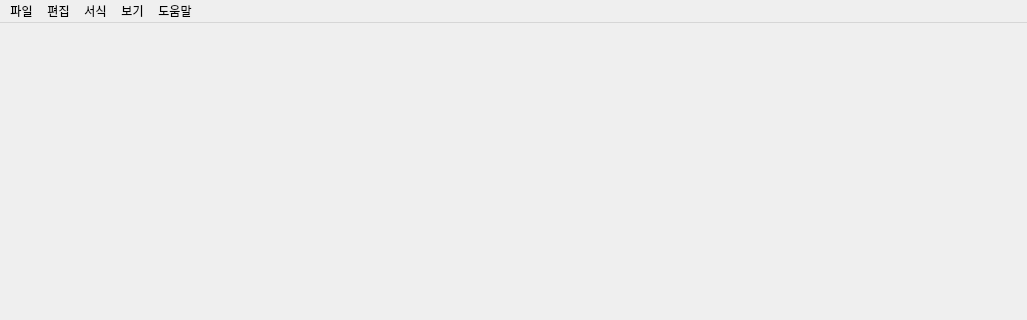
First picture: the form in coursegraph/Maingui.ui, repository oss2024hnu/coursegraph-py, before the edit; both pictures show x 0 to 1027 and y 0 to 320 of the 1027 by 484 pixel window.
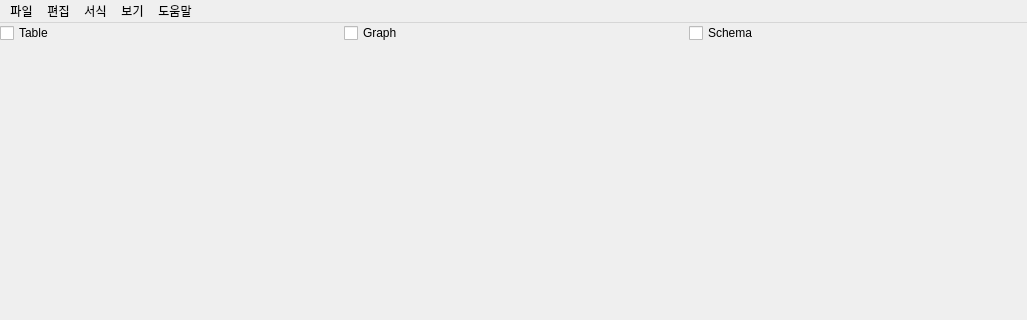
Second picture: the form after the edit.

Commit message: 체크박스 추가

The edit to the form file:
```diff
--- a/coursegraph/Maingui.ui
+++ b/coursegraph/Maingui.ui
@@ -27,19 +27,44 @@
     <property name="bottomMargin">
      <number>0</number>
     </property>
-    <item row="0" column="0">
+    <item row="1" column="0">
      <layout class="QGridLayout" name="gridLayout_3">
-      <item row="1" column="0">
+      <item row="2" column="0">
+       <widget class="QLabel" name="label">
+        <property name="text">
+         <string/>
+        </property>
+       </widget>
+      </item>
+      <item row="4" column="0">
        <widget class="QPushButton" name="pushButton">
         <property name="text">
          <string>이미지 없애기</string>
         </property>
        </widget>
       </item>
-      <item row="0" column="0">
-       <widget class="QLabel" name="label">
+     </layout>
+    </item>
+    <item row="0" column="0">
+     <layout class="QHBoxLayout" name="horizontalLayout">
+      <item>
+       <widget class="QCheckBox" name="checkBox_4">
         <property name="text">
-         <string></string>
+         <string>Table</string>
+        </property>
+       </widget>
+      </item>
+      <item>
+       <widget class="QCheckBox" name="checkBox_3">
+        <property name="text">
+         <string>Graph</string>
+        </property>
+       </widget>
+      </item>
+      <item>
+       <widget class="QCheckBox" name="checkBox_2">
+        <property name="text">
+         <string>Schema</string>
         </property>
        </widget>
       </item>
```
Left out of the diff: 2 changed lines with no effect on the pictures. The commit also changes 1 other file.
